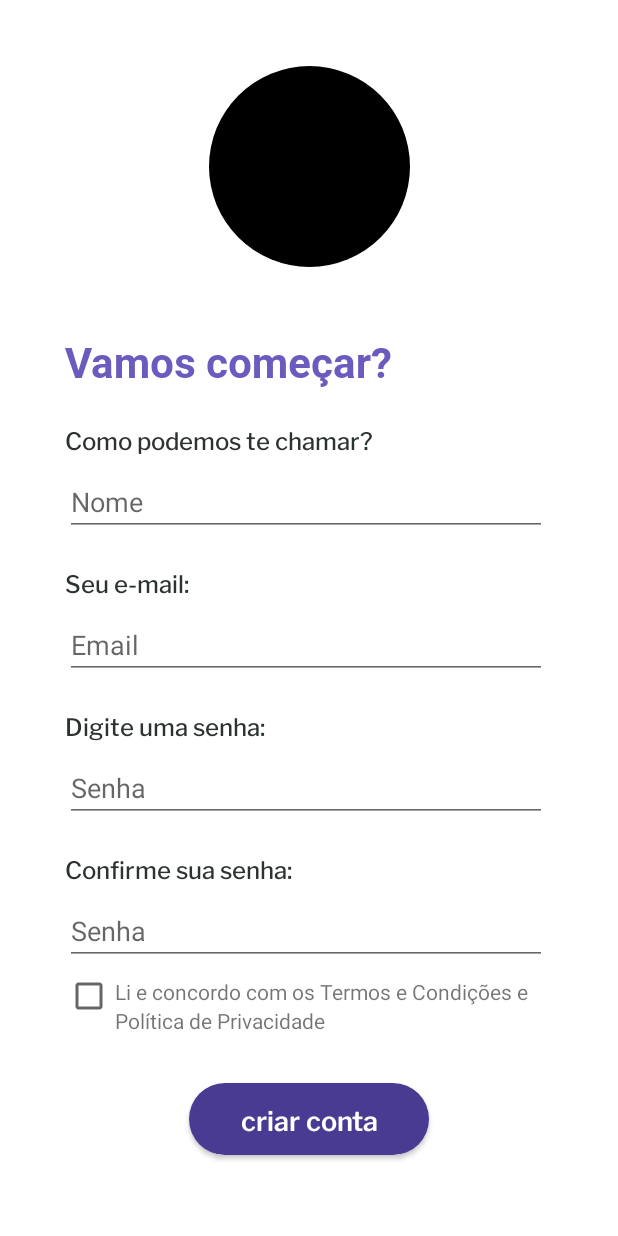
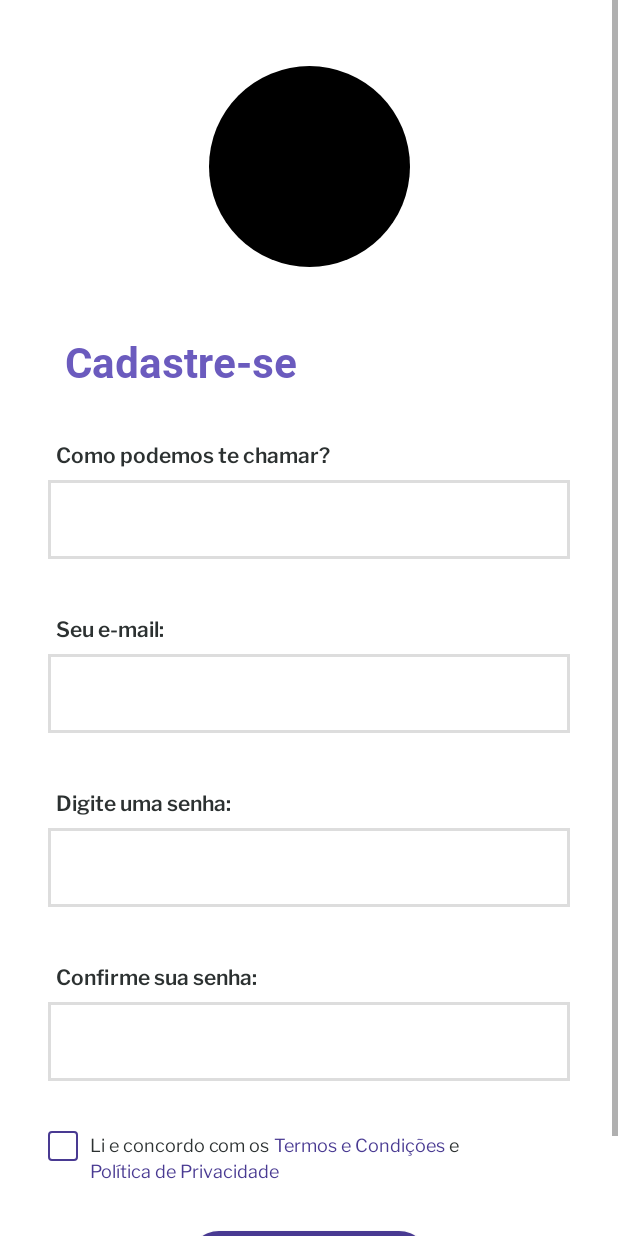
Before and after one commit to pbfn/Trem_que_voa_app, an Android app: the RegisterUserFragment screen opened through its navigation route, on a phone screen of 412 x 824 dp. Run offline under Robolectric (Android 15) with nearby library versions, the phone set to English and light mode, and no system bars; our stand-ins replace CircleImageView; libraries missing offline, so code that uses them is left out: com.jakewharton.retrofit2; 13 statements that could not run were skipped.

Commit message:
LayoutRegisterUser
Alterado o layout para registrar o usuário.

```diff
--- a/app/src/main/java/com/br/ioasys/tremquevoa/presentation/ui/fragments/RegisterUserFragment.kt
+++ b/app/src/main/java/com/br/ioasys/tremquevoa/presentation/ui/fragments/RegisterUserFragment.kt
@@ -7,7 +7,7 @@ import android.view.LayoutInflater
 import android.view.View
 import android.view.ViewGroup
 import android.widget.Toast
-import com.br.ioasys.tremquevoa.databinding.FragmentRegisterBinding
+import com.br.ioasys.tremquevoa.databinding.FragmentRegisterUserBinding
 import com.br.ioasys.tremquevoa.presentation.viewmodel.RegisterViewModel
 import com.br.ioasys.tremquevoa.util.ViewState
 import org.koin.androidx.viewmodel.ext.android.getViewModel
@@ -15,8 +15,8 @@ import org.koin.androidx.viewmodel.ext.android.getViewModel
 
 class RegisterUserFragment : Fragment() {
 
-    private var _binding: FragmentRegisterBinding? = null
-    private val binding: FragmentRegisterBinding get() = _binding!!
+    private var _binding: FragmentRegisterUserBinding? = null
+    private val binding: FragmentRegisterUserBinding get() = _binding!!
     private val registerViewModel: RegisterViewModel by lazy {
         getViewModel()
     }
@@ -25,7 +25,7 @@ class RegisterUserFragment : Fragment() {
     override fun onCreateView(
         inflater: LayoutInflater, container: ViewGroup?,
         savedInstanceState: Bundle?
-    ): View = FragmentRegisterBinding.inflate(inflater, container, false).apply {
+    ): View = FragmentRegisterUserBinding.inflate(inflater, container, false).apply {
         _binding = this
     }.root
 
@@ -74,11 +74,11 @@ class RegisterUserFragment : Fragment() {
 
     private fun registerUser() {
         registerViewModel.registerUser(
-            firstName = binding.editTextFirstName.text.toString(),
+            firstName = binding.editTextFirstName.input.text.toString(),
             lastName = "pedro",
-            email = binding.editTextEmail.text.toString(),
-            password = binding.editTextPassword.text.toString(),
-            passwordConfirmation = binding.editTextConfirmPassword.text.toString()
+            email = binding.editTextEmail.input.text.toString(),
+            password = binding.editTextPassword.input.text.toString(),
+            passwordConfirmation = binding.editTextConfirmPassword.input.text.toString()
         )
     }
 }
--- /dev/null
+++ b/app/src/main/res/drawable/ic_baseline_check_24.xml
@@ -0,0 +1,5 @@
+<vector android:height="20dp" android:tint="#FFFFFF"
+    android:viewportHeight="24" android:viewportWidth="24"
+    android:width="20dp" xmlns:android="http://schemas.android.com/apk/res/android">
+    <path android:fillColor="@android:color/white" android:pathData="M9,16.17L4.83,12l-1.42,1.41L9,19 21,7l-1.41,-1.41z"/>
+</vector>
--- /dev/null
+++ b/app/src/main/res/drawable/radio_button_selector.xml
@@ -0,0 +1,14 @@
+<?xml version="1.0" encoding="utf-8"?>
+
+<layer-list xmlns:android="http://schemas.android.com/apk/res/android">
+    <item>
+        <selector xmlns:android="http://schemas.android.com/apk/res/android">
+            <item
+                android:drawable="@drawable/shape_radio_button_selected"
+                android:state_checked="true" />
+            <item
+                android:drawable="@drawable/shape_radio_button_unselected"
+                android:state_checked="false" />
+        </selector>
+    </item>
+</layer-list>
--- /dev/null
+++ b/app/src/main/res/drawable/shape_radio_button_selected.xml
@@ -0,0 +1,18 @@
+<?xml version="1.0" encoding="utf-8"?>
+<layer-list xmlns:android="http://schemas.android.com/apk/res/android">
+    <item>
+        <shape xmlns:android="http://schemas.android.com/apk/res/android">
+            <size
+                android:width="20dp"
+                android:height="20dp" />
+            <solid android:color="@color/button_color" />
+            <corners android:radius="2dp" />
+            <margin
+                android:bottom="8dp"
+                android:right="8dp"
+                android:start="10dp"
+                android:top="8dp" />
+        </shape>
+    </item>
+    <item android:drawable="@drawable/ic_baseline_check_24" />
+</layer-list>
--- /dev/null
+++ b/app/src/main/res/drawable/shape_radio_button_unselected.xml
@@ -0,0 +1,19 @@
+<?xml version="1.0" encoding="utf-8"?>
+<layer-list xmlns:android="http://schemas.android.com/apk/res/android">
+    <item>
+        <shape xmlns:android="http://schemas.android.com/apk/res/android">
+            <size
+                android:width="20dp"
+                android:height="20dp" />
+            <stroke
+                android:width="1dp"
+                android:color="@color/button_color" />
+            <corners android:radius="2dp" />
+            <margin
+                android:bottom="8dp"
+                android:right="8dp"
+                android:start="10dp"
+                android:top="8dp" />
+        </shape>
+    </item>
+</layer-list>
--- a/app/src/main/res/layout/fragment_login.xml
+++ b/app/src/main/res/layout/fragment_login.xml
@@ -38,6 +38,7 @@
         android:layout_height="wrap_content"
         android:layout_marginHorizontal="30dp"
         app:custom_title="Seu e-mail:"
+        android:inputType="textEmailAddress"
         app:layout_constraintEnd_toEndOf="parent"
         app:layout_constraintStart_toStartOf="parent"
         app:layout_constraintTop_toBottomOf="@+id/textViewTitle" />
@@ -94,7 +95,6 @@
         android:id="@+id/btnLogin"
         style="@style/TextAppearance.AppCompat.Button.StyleButton"
         android:layout_width="0dp"
-        android:layout_height="wrap_content"
         android:layout_marginHorizontal="126dp"
         android:layout_marginTop="22dp"
         android:text="entrar"
--- a/app/src/main/res/layout/fragment_register.xml
+++ b/app/src/main/res/layout/fragment_register_user.xml
@@ -8,7 +8,7 @@
 
     <androidx.constraintlayout.widget.ConstraintLayout
         android:layout_width="match_parent"
-        android:layout_height="match_parent">
+        android:layout_height="wrap_content">
 
         <de.hdodenhof.circleimageview.CircleImageView
             android:id="@+id/imageViewCamera"
@@ -27,110 +27,64 @@
             android:layout_height="wrap_content"
             android:layout_marginStart="43dp"
             android:layout_marginTop="44dp"
-            android:text="Vamos começar?"
+            android:text="Cadastre-se"
             app:layout_constraintEnd_toEndOf="parent"
             app:layout_constraintStart_toStartOf="parent"
             app:layout_constraintTop_toBottomOf="@+id/imageViewCamera" />
 
-        <androidx.appcompat.widget.AppCompatTextView
-            android:id="@+id/textViewName"
-            style="@style/Base.Widget.AppCompat.TextView.LibreFranklin_Text_16_Black"
-            android:layout_width="wrap_content"
-            android:layout_height="wrap_content"
-            android:layout_marginTop="21dp"
-            android:text="Como podemos te chamar?"
-            app:layout_constraintStart_toStartOf="@+id/appCompatTextView"
-            app:layout_constraintTop_toBottomOf="@+id/appCompatTextView" />
-
-
-        <androidx.appcompat.widget.AppCompatEditText
+        <com.br.ioasys.tremquevoa.presentation.ui.custom_views.CustomFormInput
             android:id="@+id/editTextFirstName"
             android:layout_width="0dp"
             android:layout_height="wrap_content"
-            android:layout_marginTop="8dp"
-            android:layout_marginEnd="47dp"
-            android:hint="Nome"
+            android:layout_marginHorizontal="32dp"
+            android:layout_marginTop="32dp"
             android:inputType="text"
+            app:custom_title="Como podemos te chamar?"
             app:layout_constraintEnd_toEndOf="parent"
-            app:layout_constraintStart_toStartOf="@+id/textViewName"
-            app:layout_constraintTop_toBottomOf="@+id/textViewName" />
+            app:layout_constraintStart_toStartOf="parent"
+            app:layout_constraintTop_toBottomOf="@+id/appCompatTextView" />
 
-
-        <androidx.appcompat.widget.AppCompatTextView
-            android:id="@+id/textViewEmail"
-            style="@style/Base.Widget.AppCompat.TextView.LibreFranklin_Text_16_Black"
-            android:layout_width="wrap_content"
-            android:layout_height="wrap_content"
-            android:layout_marginTop="19dp"
-            android:text="Seu e-mail:"
-            app:layout_constraintStart_toStartOf="@+id/editTextFirstName"
-            app:layout_constraintTop_toBottomOf="@+id/editTextFirstName" />
-
-
-        <androidx.appcompat.widget.AppCompatEditText
+        <com.br.ioasys.tremquevoa.presentation.ui.custom_views.CustomFormInput
             android:id="@+id/editTextEmail"
             android:layout_width="0dp"
             android:layout_height="wrap_content"
-            android:layout_marginTop="8dp"
-            android:layout_marginEnd="47dp"
-            android:hint="Email"
-            android:inputType="text"
+            android:layout_marginHorizontal="32dp"
+            android:layout_marginTop="10dp"
+            android:inputType="textEmailAddress"
+            app:custom_title="Seu e-mail:"
             app:layout_constraintEnd_toEndOf="parent"
-            app:layout_constraintStart_toStartOf="@+id/textViewEmail"
-            app:layout_constraintTop_toBottomOf="@+id/textViewEmail" />
+            app:layout_constraintStart_toStartOf="parent"
+            app:layout_constraintTop_toBottomOf="@+id/editTextFirstName" />
 
-
-        <androidx.appcompat.widget.AppCompatTextView
-            android:id="@+id/textViewPassword"
-            style="@style/Base.Widget.AppCompat.TextView.LibreFranklin_Text_16_Black"
-            android:layout_width="wrap_content"
-            android:layout_height="wrap_content"
-            android:layout_marginTop="19dp"
-            android:text="Digite uma senha:"
-            app:layout_constraintStart_toStartOf="@+id/editTextEmail"
-            app:layout_constraintTop_toBottomOf="@+id/editTextEmail" />
-
-
-        <androidx.appcompat.widget.AppCompatEditText
+        <com.br.ioasys.tremquevoa.presentation.ui.custom_views.CustomFormInput
             android:id="@+id/editTextPassword"
             android:layout_width="0dp"
             android:layout_height="wrap_content"
-            android:layout_marginTop="8dp"
-            android:layout_marginEnd="47dp"
-            android:hint="Senha"
-            android:inputType="text"
+            android:layout_marginHorizontal="32dp"
+            android:layout_marginTop="10dp"
+            android:inputType="textPassword"
+            app:custom_title="Digite uma senha:"
             app:layout_constraintEnd_toEndOf="parent"
-            app:layout_constraintStart_toStartOf="@+id/textViewPassword"
-            app:layout_constraintTop_toBottomOf="@+id/textViewPassword" />
+            app:layout_constraintStart_toStartOf="parent"
+            app:layout_constraintTop_toBottomOf="@+id/editTextEmail" />
 
-
-        <androidx.appcompat.widget.AppCompatTextView
-            android:id="@+id/textViewConfirmPassword"
-            style="@style/Base.Widget.AppCompat.TextView.LibreFranklin_Text_16_Black"
-            android:layout_width="wrap_content"
-            android:layout_height="wrap_content"
-            android:layout_marginTop="19dp"
-            android:text="Confirme sua senha: "
-            app:layout_constraintStart_toStartOf="@+id/editTextPassword"
-            app:layout_constraintTop_toBottomOf="@+id/editTextPassword" />
-
-
-        <androidx.appcompat.widget.AppCompatEditText
+        <com.br.ioasys.tremquevoa.presentation.ui.custom_views.CustomFormInput
             android:id="@+id/editTextConfirmPassword"
             android:layout_width="0dp"
             android:layout_height="wrap_content"
-            android:layout_marginTop="8dp"
-            android:layout_marginEnd="47dp"
-            android:hint="Senha"
-            android:inputType="text"
+            android:layout_marginHorizontal="32dp"
+            android:layout_marginTop="10dp"
+            android:inputType="textPassword"
+            app:custom_title="Confirme sua senha:"
             app:layout_constraintEnd_toEndOf="parent"
-            app:layout_constraintStart_toStartOf="@+id/textViewConfirmPassword"
-            app:layout_constraintTop_toBottomOf="@+id/textViewConfirmPassword" />
+            app:layout_constraintStart_toStartOf="parent"
+            app:layout_constraintTop_toBottomOf="@+id/editTextPassword" />
 
         <androidx.appcompat.widget.AppCompatCheckBox
             android:id="@+id/appCompatCheckBox"
-            android:layout_width="25dp"
-            android:layout_height="25dp"
+            android:button="@drawable/radio_button_selector"
+            android:layout_width="20dp"
+            android:layout_height="20dp"
             android:layout_marginTop="8dp"
             android:gravity="center"
             app:layout_constraintStart_toStartOf="@+id/editTextConfirmPassword"
@@ -138,6 +92,7 @@
 
         <androidx.appcompat.widget.AppCompatTextView
             android:id="@+id/textViewTerms_part1"
+            style="@style/Base.Widget.AppCompat.TextView.LibreFranklin_Text_12_Regular"
             android:layout_width="wrap_content"
             android:layout_height="wrap_content"
             android:layout_marginStart="8dp"
@@ -148,6 +103,8 @@
         <androidx.appcompat.widget.AppCompatTextView
             android:id="@+id/textViewTerms_part2"
             android:layout_width="wrap_content"
+            style="@style/Base.Widget.AppCompat.TextView.LibreFranklin_Text_12_Regular"
+            android:textColor="@color/button_color"
             android:layout_height="wrap_content"
             android:text="Termos e Condições"
             app:layout_constraintStart_toEndOf="@+id/textViewTerms_part1"
@@ -157,6 +114,7 @@
             android:id="@+id/textViewTerms_part3"
             android:layout_width="wrap_content"
             android:layout_height="wrap_content"
+            style="@style/Base.Widget.AppCompat.TextView.LibreFranklin_Text_12_Regular"
             android:text=" e "
             app:layout_constraintStart_toEndOf="@+id/textViewTerms_part2"
             app:layout_constraintTop_toTopOf="@+id/textViewTerms_part2" />
@@ -166,6 +124,8 @@
             android:layout_width="wrap_content"
             android:layout_height="wrap_content"
             android:text="Política de Privacidade"
+            android:textColor="@color/button_color"
+            style="@style/Base.Widget.AppCompat.TextView.LibreFranklin_Text_12_Regular"
             app:layout_constraintStart_toStartOf="@+id/textViewTerms_part1"
             app:layout_constraintTop_toBottomOf="@+id/textViewTerms_part1" />
 
@@ -174,7 +134,6 @@
             android:id="@+id/btnRegister"
             style="@style/TextAppearance.AppCompat.Button.StyleButton"
             android:layout_width="match_parent"
-            android:layout_height="wrap_content"
             android:layout_marginHorizontal="126dp"
             android:layout_marginTop="32dp"
             android:layout_marginBottom="36dp"
--- a/app/src/main/res/navigation/nav_graph.xml
+++ b/app/src/main/res/navigation/nav_graph.xml
@@ -18,7 +18,7 @@
         android:id="@+id/registerFragment"
         android:name="com.br.ioasys.tremquevoa.presentation.ui.fragments.RegisterUserFragment"
         android:label="fragment_register"
-        tools:layout="@layout/fragment_register" />
+        tools:layout="@layout/fragment_register_user" />
     <fragment
         android:id="@+id/interestsFragment"
         android:name="com.br.ioasys.tremquevoa.presentation.ui.fragments.InterestsFragment"
--- a/app/src/main/res/values/syles.xml
+++ b/app/src/main/res/values/syles.xml
@@ -6,6 +6,7 @@
         <item name="android:textColor">@color/white</item>
         <item name="android:textSize">18sp</item>
         <item name="textAllCaps">false</item>
+        <item name="android:layout_height">40dp</item>
         <item name="android:background">@drawable/button_selector</item>
         <item name="android:gravity">center</item>
     </style>
@@ -47,4 +48,10 @@
         <item name="android:textSize">16sp</item>
     </style>
 
+    <style name="Base.Widget.AppCompat.TextView.LibreFranklin_Text_12_Regular">
+        <item name="android:fontFamily">@font/libre_franklin_regular</item>
+        <item name="android:textColor">@color/title_edit_text</item>
+        <item name="android:textSize">12sp</item>
+    </style>
+
 </resources>
```
Also changed, not shown: app/src/main/res/font/libre_franklin_regular.ttf (added).
